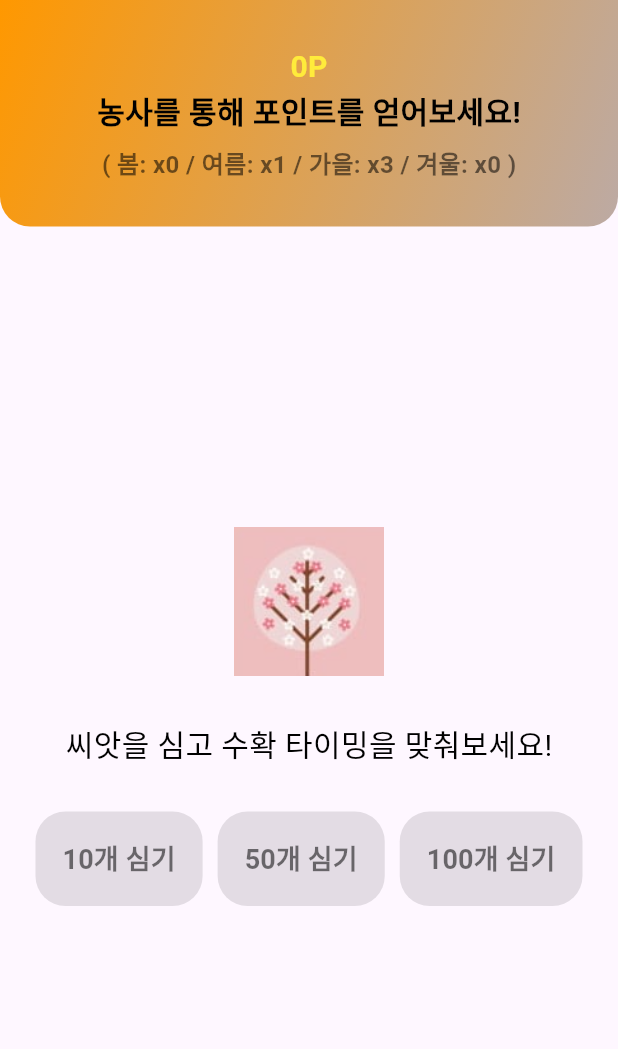
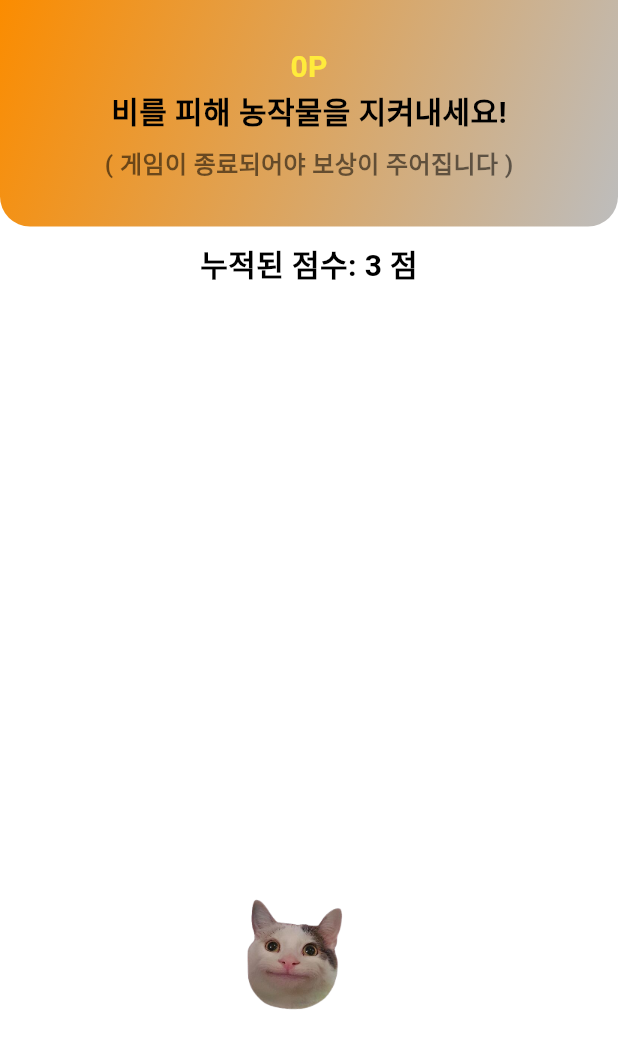
Before and after one commit to HeyHO2154/Power-Clicker, a Flutter app: the Farming screen opened directly, on a phone screen of 412 x 824 dp. Shown: the top 1049 px of the screen. Run offline on Flutter 3.47's test engine with Material 3 defaults, Android fonts, the phone set to English and light mode, and no system bars; our stand-ins replace google_fonts, in_app_purchase, shared_preferences, video_player; accounts and stored records are empty; network calls fail.

Commit message:
농사하기 컨텐츠 변경

```diff
--- a/Frontend/lib/MainPage/Farming.dart
+++ b/Frontend/lib/MainPage/Farming.dart
@@ -13,221 +13,225 @@ class Farming extends StatefulWidget {
 }
 
 class _FarmingState extends State<Farming> {
-  int totalPoints = 0;
-  int selectedSeeds = 1;
-  String resultMessage = "";
-  String currentSeason = "봄";
-  final Random random = Random();
-  bool isRouletteSpinning = false;
-  Timer? rouletteTimer;
+  Offset circlePosition = Offset(150, 400); // 원의 초기 위치
+  double circleSize = 90; // 원의 크기
+  List<Map<String, dynamic>> bullets = []; // 총알 리스트, 방향 포함
+  Timer? bulletTimer; // 총알 생성 타이머
+  Timer? moveTimer; // 총알 이동 타이머
+  Timer? scoreTimer; // 점수 증가 타이머
+  bool isGameOver = false; // 게임 종료 여부
+  int totalPoints = 0; // 상단 포인트
+  int localScore = 0; // 로컬에서 쌓이는 점수
+  String resultMessage = ""; // 게임 상태 메시지
   String? userId;
-  bool isHarvestButtonVisible = true;
 
   @override
   void initState() {
     super.initState();
     fetchUserId();
+    startGame();
   }
 
-  @override
-  void dispose() {
-    rouletteTimer?.cancel();
-    super.dispose();
+  int userRank = 0; // 사용자 등수 변수 추가
+
+  Future<void> fetchUserRank() async {
+    if (userId == null) return;
+
+    final response = await http.get(
+      Uri.parse('${Login.url}/api/users'),
+    );
+
+    if (response.statusCode == 200) {
+      final List users = jsonDecode(utf8.decode(response.bodyBytes));
+      int rank = users.indexWhere((user) => user['user_id'] == userId) + 1;
+
+      setState(() {
+        userRank = rank;
+      });
+    } else {
+      print('Failed to load user rank');
     }
+  }
+
 
   Future<void> fetchUserId() async {
     SharedPreferences prefs = await SharedPreferences.getInstance();
     userId = prefs.getString('user_id');
     if (userId != null) {
-      fetchPoints();
+      await fetchPoints();
+      await fetchUserRank(); // 등수 불러오기
     }
   }
 
   Future<void> fetchPoints() async {
-    final response = await http.get(
-        Uri.parse("${Login.url}/api/getPoints?user_id=$userId"));
+    final response = await http.get(Uri.parse("${Login.url}/api/getPoints?user_id=$userId"));
     if (response.statusCode == 200) {
       final data = json.decode(response.body);
       setState(() {
         totalPoints = data['points'];
-        selectedSeeds = min(selectedSeeds, totalPoints);
       });
     }
   }
 
-  Future<void> decreasePoints(int points) async {
-    final response = await http.post(
-      Uri.parse("${Login.url}/api/decrease"),
-      headers: {"Content-Type": "application/json"},
-      body: json.encode({"user_id": userId, "points": points}),
-    );
-    if (response.statusCode == 200) {
+  void startGame() {
+    isGameOver = false;
+    localScore = 0;
+    bullets.clear();
+
+    // 총알 생성 타이머 (초당 5~10개 랜덤 생성)
+    bulletTimer = Timer.periodic(Duration(seconds: 1), (timer) {
+      int bulletCount = Random().nextInt(6) + 5;
       setState(() {
-        totalPoints -= points;
+        for (int i = 0; i < bulletCount; i++) {
+          bullets.add(_generateBullet());
+        }
       });
-    } else {
+    });
+
+    // 총알 이동 타이머 (0.05초마다 업데이트)
+    moveTimer = Timer.periodic(Duration(milliseconds: 50), (timer) {
+      if (!isGameOver) {
         setState(() {
-        resultMessage = "포인트가 부족합니다.";
+          for (int i = 0; i < bullets.length; i++) {
+            bullets[i]['position'] = _moveBullet(bullets[i]);
+          }
+          _checkCollision(); // 충돌 검사
+          bullets.removeWhere((bullet) => _isOffScreen(bullet['position']));
         });
       }
-  }
-
-  Future<void> increasePoints(int points) async {
-    await http.post(
-      Uri.parse("${Login.url}/api/increase"),
-      headers: {"Content-Type": "application/json"},
-      body: json.encode({"user_id": userId, "points": points}),
-    );
-    fetchPoints();
-  }
-
-  Future<void> attemptStartFarming(int seedCount) async {
-    final response = await http.get(
-        Uri.parse("${Login.url}/api/getPoints?user_id=$userId"));
-    if (response.statusCode == 200) {
-      final data = json.decode(response.body);
-      final currentPoints = data['points'];
-
-      if (currentPoints >= seedCount) {
-        setState(() {
-          selectedSeeds = seedCount;
-        });
-        await decreasePoints(selectedSeeds);
-        startRoulette();
-      } else {
-        setState(() {
-          resultMessage = "포인트가 부족합니다.";
-        });
-      }
-    } else {
-      setState(() {
-        resultMessage = "포인트를 확인하는 중 오류가 발생했습니다.";
-      });
-    }
-  }
-
-  void startRoulette() {
-    setState(() {
-      isRouletteSpinning = true;
-      resultMessage = "";
-      isHarvestButtonVisible = true;
     });
 
-    rouletteTimer = Timer.periodic(Duration(milliseconds: 100), (timer) {
-      if (mounted) {
+    // 점수 증가 타이머 (0.5초당 1P 추가)
+    scoreTimer = Timer.periodic(Duration(milliseconds: 500), (timer) {
+      if (!isGameOver) {
         setState(() {
-          currentSeason = getNextSeason(currentSeason);
+          localScore += 1;
         });
       }
     });
   }
 
-  void stopRoulette() async {
-    if (rouletteTimer != null && rouletteTimer!.isActive) {
-      rouletteTimer!.cancel();
+  @override
+  void dispose() {
+    bulletTimer?.cancel();
+    moveTimer?.cancel();
+    scoreTimer?.cancel();
+    super.dispose();
   }
 
-    setState(() {
-      isHarvestButtonVisible = false;
-    });
+  // 총알 생성 위치와 방향 랜덤 설정
+  Map<String, dynamic> _generateBullet() {
+    final random = Random();
+    double x, y;
+    double angle = random.nextDouble() * 2 * pi; // 0~360도 각도로 랜덤 방향 설정
+    Offset direction = Offset(cos(angle), sin(angle)); // 각도를 바탕으로 방향 설정
 
-    int slowingCount = 10;
-    int interval = 200;
-
-    Timer.periodic(Duration(milliseconds: interval), (timer) {
-      if (!mounted) {
-        timer.cancel();
-        return;
+    // 랜덤한 사방의 위치에서 생성
+    switch (random.nextInt(4)) {
+      case 0: // 왼쪽에서 생성
+        x = 0;
+        y = random.nextDouble() * MediaQuery.of(context).size.height;
+        break;
+      case 1: // 오른쪽에서 생성
+        x = MediaQuery.of(context).size.width;
+        y = random.nextDouble() * MediaQuery.of(context).size.height;
+        break;
+      case 2: // 위쪽에서 생성
+        x = random.nextDouble() * MediaQuery.of(context).size.width;
+        y = 0;
+        break;
+      case 3: // 아래쪽에서 생성
+        x = random.nextDouble() * MediaQuery.of(context).size.width;
+        y = MediaQuery.of(context).size.height;
+        break;
+      default:
+        x = 0;
+        y = 0;
+    }
+    return {'position': Offset(x, y), 'direction': direction};
   }
 
-      setState(() {
-        currentSeason = getNextSeason(currentSeason);
-      });
-      slowingCount--;
-      interval += 100;
-
-      if (slowingCount <= 0) {
-        timer.cancel();
-        final reward = calculateReward();
-        setState(() {
-          resultMessage = reward["message"];
-        });
-
-        Future.delayed(Duration(seconds: 3), () {
-          if (mounted && reward["points"] > 0) {
-            increasePoints(reward["points"]);
-          }
-          if (mounted) {
-            setState(() {
-              isRouletteSpinning = false;
-            });
-          }
-        });
-      }
-    });
+  // 총알 이동 방향 설정
+  Offset _moveBullet(Map<String, dynamic> bullet) {
+    final double speed = Random().nextInt(6) + 5; //5~10 속도
+    final position = bullet['position'];
+    final direction = bullet['direction'];
+    return position.translate(direction.dx * speed, direction.dy * speed);
   }
 
-  String getNextSeason(String current) {
-    switch (current) {
-      case "봄":
-        return "여름";
-      case "여름":
-        return "가을";
-      case "가을":
-        return "겨울";
-      default:
-        return "봄";
+  // 충돌 검사
+  void _checkCollision() {
+    for (final bullet in bullets) {
+      if ((bullet['position'] - circlePosition).distance < circleSize / 3) { // 정확히 닿았을 때만 게임 종료
+        setState(() {
+          isGameOver = true;
+          resultMessage = "획득한 점수: $localScore 점";
+        });
+        bulletTimer?.cancel();
+        moveTimer?.cancel();
+        scoreTimer?.cancel();
+        break;
+      }
     }
   }
 
-  Map<String, dynamic> calculateReward() {
-    switch (currentSeason) {
-      case "봄":
-        return {"message": "봄은 춥습니다, 씨앗이 다 날아갔습니다!", "points": 0};
-      case "겨울":
-        return {"message": "겨울은 춥습니다, 씨앗이 다 날아갔습니다!", "points": 0};
-      case "여름":
-        return {
-          "message": "이른 수확입니다! 심었던 (${selectedSeeds}) 포인트를 회수합니다.",
-          "points": selectedSeeds
-        };
-      case "가을":
-        return {
-          "message": "풍년입니다! 3배인 (${selectedSeeds * 3}) 포인트를 얻습니다.",
-          "points": selectedSeeds * 3
-        };
-      default:
-        return {"message": "", "points": 0};
+  // 원 위치 드래그로 업데이트
+// 원 위치 드래그로 업데이트
+  void _onDragUpdate(DragUpdateDetails details) {
+    if (!isGameOver) {
+      setState(() {
+        // 상단과 하단, 좌우 제한
+        final double upperBoundY = 0; // 상단 박스 아래로 내려오지 않도록 제한 (상단 박스 높이에 맞춰 조정)
+        final double lowerBoundY = MediaQuery.of(context).size.height - circleSize -200;
+        final double leftBoundX = 0;
+        final double rightBoundX = MediaQuery.of(context).size.width - circleSize;
+
+        // 새로운 위치 계산
+        double newX = circlePosition.dx + details.delta.dx;
+        double newY = circlePosition.dy + details.delta.dy;
+
+        // x와 y 범위 제한
+        newX = newX.clamp(leftBoundX, rightBoundX);
+        newY = newY.clamp(upperBoundY, lowerBoundY);
+
+        circlePosition = Offset(newX, newY);
+      });
     }
   }
 
-  String getSeasonIcon(String currentSeason) {
-    switch (currentSeason) {
-      case "봄":
-        return 'assets/spring.png';
-      case "여름":
-        return 'assets/summer.png';
-      case "가을":
-        return 'assets/autumn.png';
-      case "겨울":
-        return 'assets/winter.png';
-      default:
-        return 'assets/spring.png'; // 기본값
+
+  // 화면 밖으로 나간 총알 제거
+  bool _isOffScreen(Offset position) {
+    return position.dx < 0 ||
+        position.dy < 0 ||
+        position.dx > MediaQuery.of(context).size.width ||
+        position.dy > MediaQuery.of(context).size.height;
   }
+
+  Future<void> _goToMenu() async {
+    if (userId != null) {
+      await http.post(
+        Uri.parse("${Login.url}/api/increase"),
+        headers: {"Content-Type": "application/json"},
+        body: json.encode({"user_id": userId, "points": localScore}),
+      );
+    }
+    Navigator.pop(context); // 메뉴로 이동 (뒤로 가기)
   }
 
   @override
   Widget build(BuildContext context) {
     return Scaffold(
+      backgroundColor: Colors.white,
       body: Column(
         children: [
-          // 상단 박스
+          // 상단 박스 - 처음 제공한 색상 그라데이션 복구
           Container(
             width: double.infinity,
             padding: EdgeInsets.symmetric(vertical: 30),
             decoration: BoxDecoration(
               gradient: LinearGradient(
-                colors: [Colors.orange, Colors.brown.shade200],
+                colors: [Colors.orange.shade600, Colors.grey.shade400], // 그라데이션 색상 복구
                 begin: Alignment.topLeft,
                 end: Alignment.bottomRight,
               ),
@@ -246,7 +250,7 @@ class _FarmingState extends State<Farming> {
                   ),
                 ),
                 Text(
-                  "농사를 통해 포인트를 얻어보세요!",
+                  "비를 피해 농작물을 지켜내세요!",
                   style: TextStyle(
                     fontSize: 20,
                     fontWeight: FontWeight.bold,
@@ -255,7 +259,7 @@ class _FarmingState extends State<Farming> {
                 ),
                 SizedBox(height: 8),
                 Text(
-                  "( 봄: x0 / 여름: x1 / 가을: x3 / 겨울: x0 )",
+                  "( 게임이 종료되어야 보상이 주어집니다 )",
                   style: TextStyle(
                     fontSize: 16,
                     fontWeight: FontWeight.bold,
@@ -265,79 +269,96 @@ class _FarmingState extends State<Farming> {
               ],
             ),
           ),
+          SizedBox(height: 10),
+          // 실시간 점수 표시
+          Text(
+            "누적된 점수: $localScore 점",
+            style: TextStyle(
+              fontSize: 20,
+              fontWeight: FontWeight.bold,
+              color: Colors.black,
+            ),
+          ),
           Expanded(
+            child: Stack(
+              children: [
+                // 드래그 가능한 원
+                // 드래그 가능한 원 (주황 공) 또는 ccat.png 이미지
+                Positioned(
+                  left: circlePosition.dx,
+                  top: circlePosition.dy,
+                  child: GestureDetector(
+                    onPanUpdate: _onDragUpdate,
+                    child: userRank <= 20
+                        ? Image.asset(
+                      'assets/ccat.png', // 주황 공 대신 ccat 이미지
+                      width: circleSize,
+                      height: circleSize,
+                    )
+                        : Container(
+                      width: circleSize,
+                      height: circleSize,
+                      decoration: BoxDecoration(
+                        color: Colors.orange,
+                        shape: BoxShape.circle,
+                      ),
+                    ),
+                  ),
+                ),
+
+                for (final bullet in bullets)
+                  Positioned(
+                    left: bullet['position'].dx,
+                    top: bullet['position'].dy,
+                    child: userRank <= 20
+                        ? Image.asset(
+                      'assets/ddog.png', // 파란 총알 대신 ddog 이미지
+                      width: 30,
+                      height: 30,
+                    )
+                        : Container(
+                      width: 30,
+                      height: 30,
+                      decoration: BoxDecoration(
+                        color: Colors.blue, // 파란색 총알
+                        shape: BoxShape.circle,
+                      ),
+                    ),
+                  ),
+
+                // 게임 종료 메시지 및 메뉴로 가기 버튼
+                if (isGameOver)
+                  Center(
                     child: Column(
                       mainAxisAlignment: MainAxisAlignment.center,
                       children: [
-                Image.asset(
-                  getSeasonIcon(currentSeason),
-                  width: 100,
-                  height: 100,
-                ),
-                SizedBox(height: 30,),
                         Text(
-                  isRouletteSpinning
-                      ? "현재 계절: $currentSeason"
-                      : "씨앗을 심고 수확 타이밍을 맞춰보세요!",
-                  style: TextStyle(fontSize: 20, color: Colors.black),
-                ),
-                SizedBox(height: 30,),
-                if (!isRouletteSpinning)
-                  Column(
-                    children: [
-                      Row(
-                        mainAxisAlignment: MainAxisAlignment.center,
-                        children: [
-                          _buildSeedButton(10),
-                          SizedBox(width: 10),
-                          _buildSeedButton(50),
-                          SizedBox(width: 10),
-                          _buildSeedButton(100),
-                        ],
-                      ),
-                    ],
-                  ),
-                if (isRouletteSpinning && isHarvestButtonVisible)
-                  ElevatedButton(
-                    onPressed: () {
-                      stopRoulette();
-                    },
-                    style: ElevatedButton.styleFrom(
-                      padding: EdgeInsets.symmetric(
-                          horizontal: 24, vertical: 12),
-                      backgroundColor: Colors.brown.shade200,
-                      shape: RoundedRectangleBorder(
-                        borderRadius: BorderRadius.circular(30),
-                      ),
-                      shadowColor: Colors.greenAccent,
-                      elevation: 8,
-                    ),
-                    child: Text(
-                      "수확하기",
+                          resultMessage,
                           style: TextStyle(
-                          fontSize: 18, fontWeight: FontWeight.bold, color: Colors.brown),
+                            fontSize: 30,
+                            fontWeight: FontWeight.bold,
+                            color: Colors.red,
                           ),
                         ),
                         SizedBox(height: 20),
-                if (!isRouletteSpinning && resultMessage.isNotEmpty)
-                  Card(
-                    color: Colors.redAccent.withOpacity(0.8),
-                    margin: EdgeInsets.symmetric(horizontal: 20, vertical: 10),
-                    elevation: 8,
+                        ElevatedButton(
+                          onPressed: _goToMenu,
+                          style: ElevatedButton.styleFrom(
+                            padding: EdgeInsets.symmetric(horizontal: 30, vertical: 12), backgroundColor: Colors.orange,
                             shape: RoundedRectangleBorder(
-                      borderRadius: BorderRadius.circular(15),
+                              borderRadius: BorderRadius.circular(20),
                             ),
-                    child: Padding(
-                      padding: const EdgeInsets.all(15.0),
+                          ),
                           child: Text(
-                        resultMessage,
+                            "메뉴로 가기",
                             style: TextStyle(
-                          fontSize: 18,
+                              fontSize: 20,
+                              fontWeight: FontWeight.bold,
                               color: Colors.white,
-                          fontWeight: FontWeight.bold,
                             ),
-                        textAlign: TextAlign.center,
                           ),
+                        ),
+                      ],
                     ),
                   ),
               ],
@@ -347,31 +368,4 @@ class _FarmingState extends State<Farming> {
       ),
     );
   }
-
-  Widget _buildSeedButton(int seedCount) {
-    return ElevatedButton(
-      onPressed: totalPoints >= seedCount
-          ? () {
-        attemptStartFarming(seedCount);
 }
-          : null,
-      style: ElevatedButton.styleFrom(
-        padding: EdgeInsets.symmetric(horizontal: 18, vertical: 18),
-        backgroundColor: totalPoints >= seedCount ? Colors.brown : Colors.grey,
-        shape: RoundedRectangleBorder(
-          borderRadius: BorderRadius.circular(20),
-        ),
-        shadowColor: totalPoints >= seedCount ? Colors.orange : Colors.transparent,
-        elevation: totalPoints >= seedCount ? 8 : 0,
-      ),
-      child: Text(
-        "$seedCount개 심기",
-        style: TextStyle(
-          fontSize: 18,
-          fontWeight: FontWeight.bold,
-          color: totalPoints >= seedCount ? Colors.yellow.shade600 : Colors.black54,
-        ),
-      ),
-    );
-  }
-}
--- a/Frontend/lib/MainPage/War.dart
+++ b/Frontend/lib/MainPage/War.dart
@@ -192,9 +192,9 @@ class _WarState extends State<War> {
                 if (index == 0) {
                   benefitBox = _buildBenefitBox("TOP 10 특권", "VIP 대화방 버튼 추가", Colors.yellow.shade700);
                 } else if (index == 10) {
-                  benefitBox = _buildBenefitBox("TOP 20 특권", "피버타임에 고양이 영상 재생", Colors.purple.shade200);
+                  benefitBox = _buildBenefitBox("TOP 20 특권", "농사하기가 도지 피하기로 변경", Colors.purple.shade200);
                 } else if (index == 20) {
-                  benefitBox = _buildBenefitBox("TOP 30 특권", "피버타임에 고양이 영상 재생", Colors.green.shade300);
+                  benefitBox = _buildBenefitBox("TOP 30 특권", "피버타임에 고양이 춤 영상 추가", Colors.green.shade300);
                 } else if (index == 30) {
                   benefitBox = _buildBenefitBox("TOP 40 특권", "광질하기가 고양이 터치로 변경", Colors.orange.shade300);
                 } else if (index == 40) {
--- a/Frontend/pubspec.yaml
+++ b/Frontend/pubspec.yaml
@@ -64,10 +64,6 @@ dev_dependencies:
 flutter:
   assets:
     - assets/Logo.png
-    - assets/spring.png
-    - assets/summer.png
-    - assets/autumn.png
-    - assets/winter.png
     - assets/factory.png
     - assets/money1.png
     - assets/money2.png
@@ -81,6 +77,8 @@ flutter:
     - assets/cat6.png
     - assets/cat7.png
     - assets/cat.mp4
+    - assets/ccat.png
+    - assets/ddog.png
 
   # The following line ensures that the Material Icons font is
   # included with your application, so that you can use the icons in
```
Also changed, not shown: Frontend/assets/ccat.png (added), Frontend/assets/ddog.png (added). Lines whose indentation alone changed are shown as unchanged.
